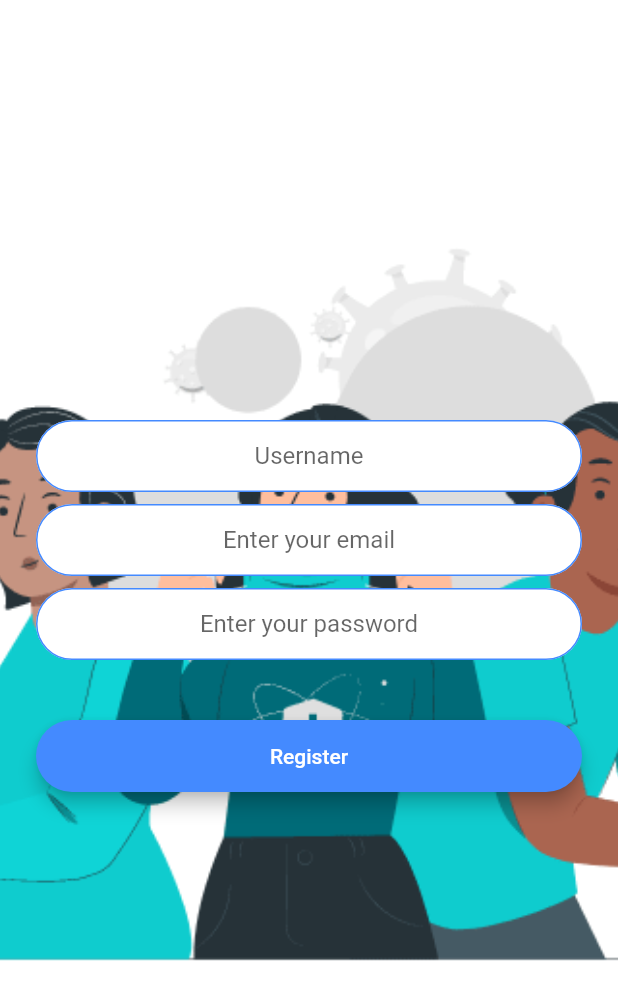
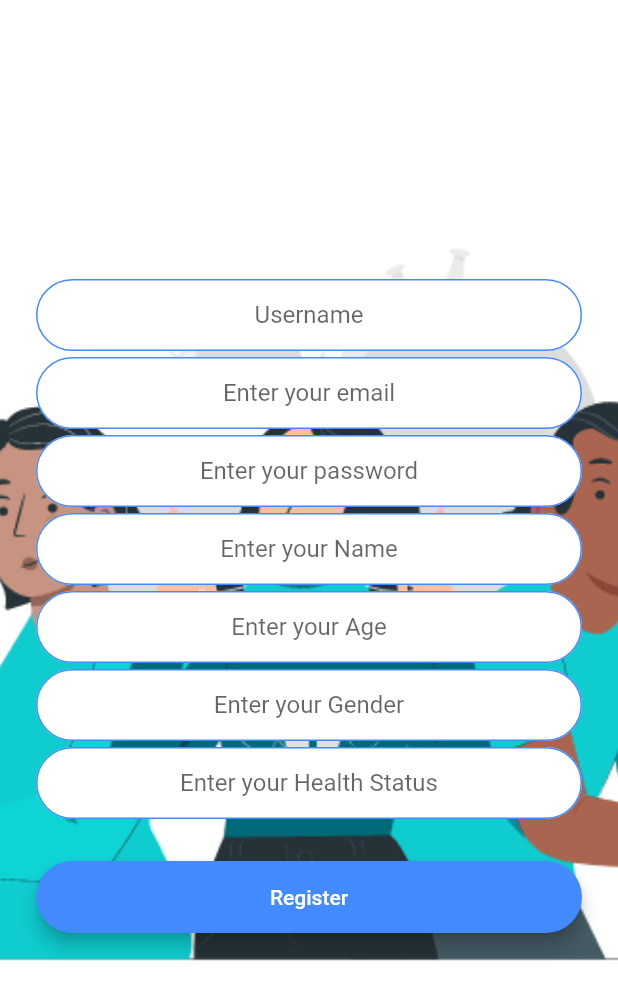
Before and after one commit to Sri-Harsha-T/covid_self_care_app, a Flutter app: the RegistrationScreen screen opened by its route, on a phone screen of 412 x 824 dp. Shown: the top 1000 px of the screen. Run offline on Flutter 3.47's test engine with Material 2 defaults, Android fonts, the phone set to English and light mode, and no system bars; our stand-ins replace auto_size_text, bloc, cloud_firestore, equatable, firebase_analytics, firebase_auth and 13 more; missing offline and left inert: dart:ffi, nearby_connections; accounts and stored records are empty.

Commit message:
Change in User Regustration

```diff
--- a/lib/registration.dart
+++ b/lib/registration.dart
@@ -19,6 +19,10 @@ class _RegistrationScreenState extends State<RegistrationScreen> {
   late String email;
   late String password;
   late String userName;
+  late String Name;
+  late String Age;
+  late String Gender;
+  late String Health_Status;
 
   @override
   Widget build(BuildContext context) {
@@ -48,7 +52,7 @@ class _RegistrationScreenState extends State<RegistrationScreen> {
                       kTextFieldDecoration.copyWith(hintText: 'Username'),
                 ),
                 SizedBox(
-                  height: 8.0,
+                  height: 4.0,
                 ),
                 TextField(
                   keyboardType: TextInputType.emailAddress,
@@ -60,7 +64,7 @@ class _RegistrationScreenState extends State<RegistrationScreen> {
                       hintText: 'Enter your email'),
                 ),
                 SizedBox(
-                  height: 8.0,
+                  height: 4.0,
                 ),
                 TextField(
                   obscureText: true,
@@ -72,7 +76,55 @@ class _RegistrationScreenState extends State<RegistrationScreen> {
                       hintText: 'Enter your password'),
                 ),
                 SizedBox(
-                  height: 24.0,
+                  height: 4.0,
+                ),
+                TextField(
+                  keyboardType: TextInputType.name,
+                  textAlign: TextAlign.center,
+                  onChanged: (value) {
+                    Name = value;
+                  },
+                  decoration: kTextFieldDecoration.copyWith(
+                      hintText: 'Enter your Name'),
+                ),
+                SizedBox(
+                  height: 4.0,
+                ),
+                TextField(
+                  keyboardType: TextInputType.number,
+                  textAlign: TextAlign.center,
+                  onChanged: (value) {
+                    Age = value;
+                  },
+                  decoration: kTextFieldDecoration.copyWith(
+                      hintText: 'Enter your Age'),
+                ),
+                SizedBox(
+                  height: 4.0,
+                ),
+                TextField(
+                  keyboardType: TextInputType.name,
+                  textAlign: TextAlign.center,
+                  onChanged: (value) {
+                    Gender = value;
+                  },
+                  decoration: kTextFieldDecoration.copyWith(
+                      hintText: 'Enter your Gender'),
+                ),
+                SizedBox(
+                  height: 4.0,
+                ),
+                TextField(
+                  keyboardType: TextInputType.name,
+                  textAlign: TextAlign.center,
+                  onChanged: (value) {
+                    Health_Status = value;
+                  },
+                  decoration: kTextFieldDecoration.copyWith(
+                      hintText: 'Enter your Health Status'),
+                ),
+                SizedBox(
+                  height: 12.0,
                 ),
                 RoundedButton(
                   title: 'Register',
@@ -88,6 +140,10 @@ class _RegistrationScreenState extends State<RegistrationScreen> {
                       if (newUser != null) {
                         _firestore.collection('users').doc(email).set({
                           'username': userName,
+                          'name': Name,
+                          'age': Age,
+                          'gender': Gender,
+                          'health_status': Health_Status,
                         });
                         Navigator.pushNamed(context, NearbyInterface.id);
                       }
```
